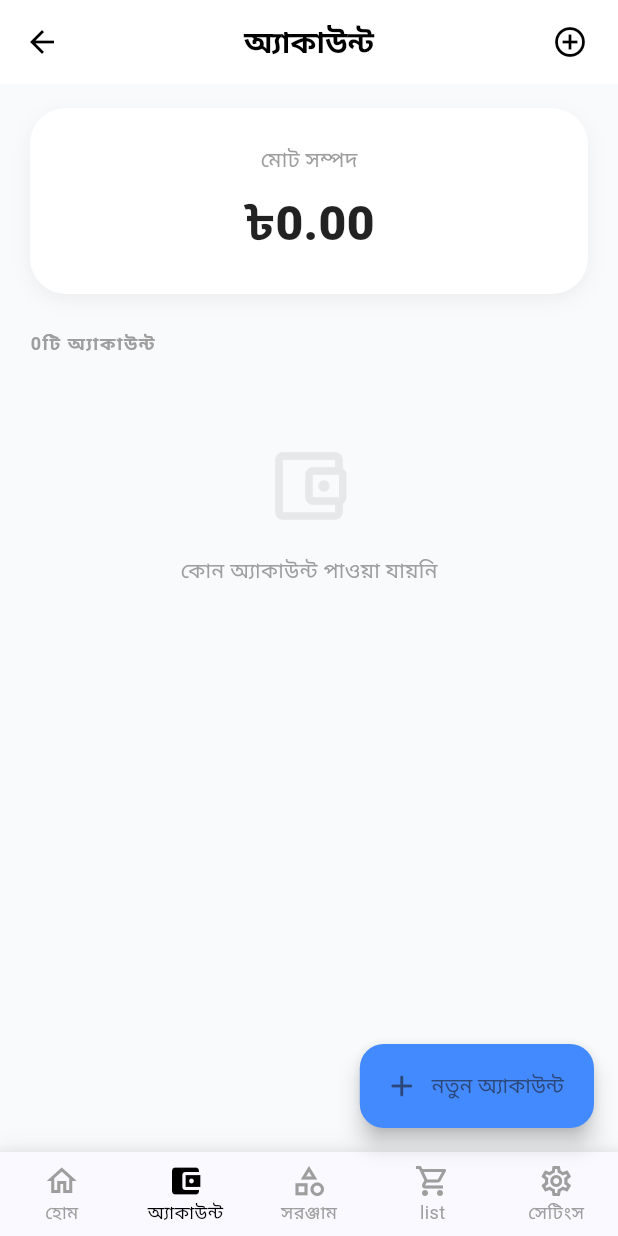
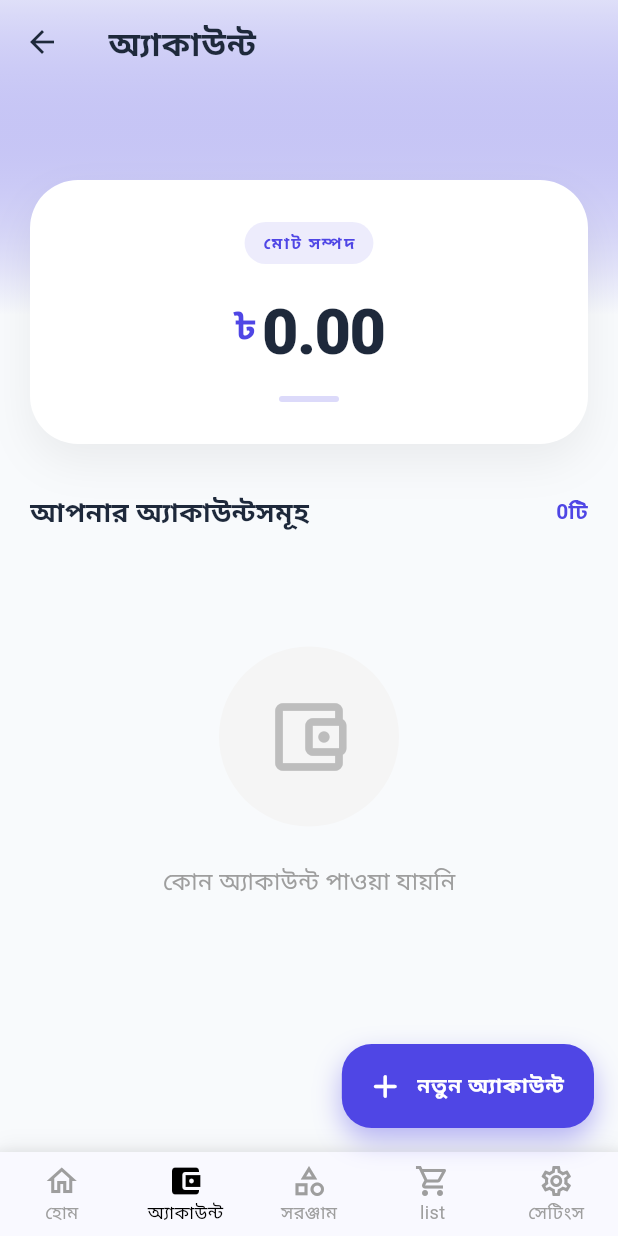
Before and after one commit to shahanuralamofficial/messmate_and_finance, a Flutter app: the AccountsScreen screen opened by its route, on a phone screen of 412 x 824 dp. Run offline on Flutter 3.47's test engine with Material 3 defaults, Android fonts, the phone set to English and light mode, and no system bars; our stand-ins replace cloud_firestore, firebase_auth, firebase_core, fl_chart, image_picker, local_auth and 4 more; accounts and stored records are empty.

Commit message:
Modernize Accounts Screen UI
- Redesigned the "Accounts" screen with a modern, gradient-based aesthetic and improved spacing.
- Replaced the standard AppBar with a transparent, extended background design.
- Enhanced the "Total Net Worth" card with a more prominent typography, a decorative indicator, and a shadow-heavy floating appearance.
- Refactored the account list to use a `ListView.builder` for better performance and updated the account tiles with a cleaner, row-based layout.
- Updated the color palette for account types (Bank, Card, Mobile, Cash) using more vibrant hex codes.
- Improved the empty state UI with a centered, circular icon container.
- Updated the Floating Action Button with a custom shadow and refined border radius.
- Standardized font weights and letter spacing across the screen for better readability in both English and Bangla.

```diff
--- a/lib/screens/accounts_screen.dart
+++ b/lib/screens/accounts_screen.dart
@@ -22,112 +22,258 @@ class AccountsScreen extends StatelessWidget {
     final isBangla = locale == 'bn';
     final isDark = themeProvider.isDarkMode;
 
+    final primaryColor = isDark ? const Color(0xFF6366F1) : const Color(0xFF4F46E5);
+
     return Scaffold(
       backgroundColor: isDark ? const Color(0xFF0F172A) : const Color(0xFFF8FAFC),
+      extendBodyBehindAppBar: true,
       appBar: AppBar(
         title: Text(
           AppTranslations.translate('accounts', locale),
-          style: const TextStyle(fontWeight: FontWeight.bold, fontSize: 20),
+          style: const TextStyle(fontWeight: FontWeight.w800, fontSize: 22, letterSpacing: 0.5),
         ),
-        centerTitle: true,
-        backgroundColor: isDark ? const Color(0xFF1E293B) : Colors.white,
-        foregroundColor: isDark ? Colors.white : Colors.black,
+        centerTitle: false,
+        backgroundColor: Colors.transparent,
+        foregroundColor: isDark ? Colors.white : const Color(0xFF1E293B),
         elevation: 0,
-        actions: [
-          IconButton(
-            icon: const Icon(Icons.add_circle_outline),
-            onPressed: () {
-              HapticFeedback.lightImpact();
-              _showAddAccount(context);
-            },
+        systemOverlayStyle: isDark ? SystemUiOverlayStyle.light : SystemUiOverlayStyle.dark,
       ),
-          const SizedBox(width: 8),
+      body: Container(
+        decoration: BoxDecoration(
+          gradient: LinearGradient(
+            begin: Alignment.topCenter,
+            end: Alignment.bottomCenter,
+            colors: [
+              primaryColor.withOpacity(0.15),
+              isDark ? const Color(0xFF0F172A) : const Color(0xFFF8FAFC),
             ],
+            stops: const [0.0, 0.3],
           ),
-      body: SingleChildScrollView(
-        padding: const EdgeInsets.symmetric(horizontal: 20, vertical: 16),
+        ),
+        child: SingleChildScrollView(
+          physics: const BouncingScrollPhysics(),
+          padding: const EdgeInsets.fromLTRB(20, 120, 20, 100),
           child: Column(
             crossAxisAlignment: CrossAxisAlignment.start,
             children: [
-            _buildTotalAssetsCard(isDark, isBangla, settings.currencySymbol, financeProvider.totalBalance),
-            const SizedBox(height: 24),
+              _buildTotalAssetsCard(isDark, isBangla, settings.currencySymbol, financeProvider.totalBalance, primaryColor),
+              const SizedBox(height: 32),
+              Row(
+                mainAxisAlignment: MainAxisAlignment.spaceBetween,
+                children: [
                   Text(
-              isBangla ? '${financeProvider.accounts.length}টি অ্যাকাউন্ট' : '${financeProvider.accounts.length} Accounts Active',
-              style: TextStyle(color: Colors.grey[500], fontSize: 12, fontWeight: FontWeight.w600, letterSpacing: 1),
+                    isBangla ? 'আপনার অ্যাকাউন্টসমূহ' : 'Your Accounts',
+                    style: TextStyle(
+                      color: isDark ? Colors.white : const Color(0xFF1E293B),
+                      fontSize: 18,
+                      fontWeight: FontWeight.bold,
+                    ),
+                  ),
+                  Text(
+                    isBangla ? '${financeProvider.accounts.length}টি' : '${financeProvider.accounts.length} Total',
+                    style: TextStyle(color: primaryColor, fontWeight: FontWeight.w600, fontSize: 14),
+                  ),
+                ],
               ),
               const SizedBox(height: 16),
               if (financeProvider.accounts.isEmpty)
                 _buildEmptyState(isBangla ? 'কোন অ্যাকাউন্ট পাওয়া যায়নি' : 'No accounts found', isDark)
               else
-              ...financeProvider.accounts.map((account) => _buildProfessionalAccountTile(context, account, isDark, settings.currencySymbol, financeProvider, authProvider.user!.uid)),
-            const SizedBox(height: 80),
+                ListView.builder(
+                  shrinkWrap: true,
+                  physics: const NeverScrollableScrollPhysics(),
+                  itemCount: financeProvider.accounts.length,
+                  itemBuilder: (context, index) {
+                    final account = financeProvider.accounts[index];
+                    return _buildProfessionalAccountTile(
+                      context,
+                      account,
+                      isDark,
+                      settings.currencySymbol,
+                      financeProvider,
+                      authProvider.user!.uid,
+                      primaryColor
+                    );
+                  },
+                ),
             ],
           ),
         ),
-      floatingActionButton: FloatingActionButton.extended(
+      ),
+      floatingActionButton: Container(
+        decoration: BoxDecoration(
+          borderRadius: BorderRadius.circular(20),
+          boxShadow: [
+            BoxShadow(
+              color: primaryColor.withOpacity(0.4),
+              blurRadius: 15,
+              offset: const Offset(0, 8),
+            ),
+          ],
+        ),
+        child: FloatingActionButton.extended(
           onPressed: () {
             HapticFeedback.mediumImpact();
             _showAddAccount(context);
           },
-        label: Text(isBangla ? 'নতুন অ্যাকাউন্ট' : 'Add Account'),
-        icon: const Icon(Icons.add_rounded),
-        backgroundColor: Colors.blueAccent,
-        shape: RoundedRectangleBorder(borderRadius: BorderRadius.circular(16)),
+          label: Text(isBangla ? 'নতুন অ্যাকাউন্ট' : 'Add Account', style: const TextStyle(fontWeight: FontWeight.bold, letterSpacing: 0.5)),
+          icon: const Icon(Icons.add_rounded, size: 26),
+          backgroundColor: primaryColor,
+          foregroundColor: Colors.white,
+          elevation: 0,
+          shape: RoundedRectangleBorder(borderRadius: BorderRadius.circular(20)),
+        ),
       ),
       bottomNavigationBar: const BottomNavBar(currentIndex: 1),
     );
   }
 
-  Widget _buildTotalAssetsCard(bool isDark, bool isBangla, String symbol, double total) {
+  Widget _buildTotalAssetsCard(bool isDark, bool isBangla, String symbol, double total, Color primaryColor) {
     return Container(
       width: double.infinity,
-      padding: const EdgeInsets.all(24),
+      padding: const EdgeInsets.all(28),
       decoration: BoxDecoration(
         color: isDark ? const Color(0xFF1E293B) : Colors.white,
-        borderRadius: BorderRadius.circular(24),
-        boxShadow: [BoxShadow(color: Colors.black.withOpacity(0.05), blurRadius: 10, offset: const Offset(0, 4))],
+        borderRadius: BorderRadius.circular(32),
+        boxShadow: [
+          BoxShadow(
+            color: isDark ? Colors.black45 : Colors.black.withOpacity(0.06),
+            blurRadius: 24,
+            offset: const Offset(0, 12),
+          ),
+        ],
       ),
       child: Column(
         children: [
-          Text(isBangla ? 'মোট সম্পদ' : 'Total Net Worth', style: TextStyle(color: Colors.grey[500], fontSize: 14)),
-          const SizedBox(height: 8),
-          Text('$symbol${total.toStringAsFixed(2)}', style: TextStyle(color: isDark ? Colors.white : Colors.black87, fontSize: 32, fontWeight: FontWeight.w800)),
+          Container(
+            padding: const EdgeInsets.symmetric(horizontal: 12, vertical: 6),
+            decoration: BoxDecoration(
+              color: primaryColor.withOpacity(0.1),
+              borderRadius: BorderRadius.circular(20),
+            ),
+            child: Text(
+              isBangla ? 'মোট সম্পদ' : 'NET WORTH',
+              style: TextStyle(color: primaryColor, fontSize: 11, fontWeight: FontWeight.w800, letterSpacing: 1.2),
+            ),
+          ),
+          const SizedBox(height: 16),
+          Row(
+            mainAxisAlignment: MainAxisAlignment.center,
+            crossAxisAlignment: CrossAxisAlignment.start,
+            children: [
+              Padding(
+                padding: const EdgeInsets.only(top: 8, right: 4),
+                child: Text(symbol, style: TextStyle(color: primaryColor, fontSize: 24, fontWeight: FontWeight.w600)),
+              ),
+              Text(
+                total.toStringAsFixed(2),
+                style: TextStyle(
+                  color: isDark ? Colors.white : const Color(0xFF1E293B),
+                  fontSize: 42,
+                  fontWeight: FontWeight.w900,
+                  letterSpacing: -1,
+                ),
+              ),
+            ],
+          ),
+          const SizedBox(height: 12),
+          Container(
+            height: 4,
+            width: 40,
+            decoration: BoxDecoration(color: primaryColor.withOpacity(0.2), borderRadius: BorderRadius.circular(2)),
+          ),
         ],
       ),
     );
   }
 
-  Widget _buildProfessionalAccountTile(BuildContext context, dynamic account, bool isDark, String symbol, FinanceProvider fp, String uid) {
+  Widget _buildProfessionalAccountTile(BuildContext context, dynamic account, bool isDark, String symbol, FinanceProvider fp, String uid, Color primaryColor) {
+    final accountColor = _getAccountColor(account.type);
+
     return Container(
-      margin: const EdgeInsets.only(bottom: 12),
+      margin: const EdgeInsets.only(bottom: 16),
       decoration: BoxDecoration(
         color: isDark ? const Color(0xFF1E293B) : Colors.white,
-        borderRadius: BorderRadius.circular(20),
-        boxShadow: [BoxShadow(color: Colors.black.withOpacity(0.02), blurRadius: 5)],
+        borderRadius: BorderRadius.circular(24),
+        boxShadow: [
+          BoxShadow(
+            color: isDark ? Colors.black26 : Colors.black.withOpacity(0.04),
+            blurRadius: 10,
+            offset: const Offset(0, 4),
           ),
-      child: ListTile(
-        contentPadding: const EdgeInsets.all(12),
-        leading: Container(
-          padding: const EdgeInsets.all(10),
-          decoration: BoxDecoration(color: _getAccountColor(account.type).withOpacity(0.1), borderRadius: BorderRadius.circular(15)),
-          child: Icon(_getAccountIcon(account.type), color: _getAccountColor(account.type), size: 24),
+        ],
       ),
-        title: Text(account.name, style: TextStyle(color: isDark ? Colors.white : Colors.black87, fontWeight: FontWeight.bold, fontSize: 16)),
-        subtitle: Text(AppTranslations.translate(account.type, 'en'), style: TextStyle(color: Colors.grey[500], fontSize: 12)),
-        trailing: Row(
-          mainAxisSize: MainAxisSize.min,
+      child: Material(
+        color: Colors.transparent,
+        child: InkWell(
+          borderRadius: BorderRadius.circular(24),
+          onTap: () => _showAddAccount(context, account: account),
+          child: Padding(
+            padding: const EdgeInsets.all(16),
+            child: Row(
               children: [
-            Text('$symbol${account.balance}', style: const TextStyle(fontWeight: FontWeight.w800, fontSize: 16, color: Colors.blueAccent)),
-            const SizedBox(width: 8),
+                Container(
+                  padding: const EdgeInsets.all(12),
+                  decoration: BoxDecoration(
+                    color: accountColor.withOpacity(0.1),
+                    borderRadius: BorderRadius.circular(18),
+                  ),
+                  child: Icon(_getAccountIcon(account.type), color: accountColor, size: 26),
+                ),
+                const SizedBox(width: 16),
+                Expanded(
+                  child: Column(
+                    crossAxisAlignment: CrossAxisAlignment.start,
+                    children: [
+                      Text(
+                        account.name,
+                        style: TextStyle(
+                          color: isDark ? Colors.white : const Color(0xFF1E293B),
+                          fontWeight: FontWeight.bold,
+                          fontSize: 16,
+                        ),
+                      ),
+                      const SizedBox(height: 4),
+                      Text(
+                        AppTranslations.translate(account.type, 'en').toUpperCase(),
+                        style: TextStyle(color: Colors.grey[500], fontSize: 10, fontWeight: FontWeight.w700, letterSpacing: 0.5),
+                      ),
+                    ],
+                  ),
+                ),
+                Column(
+                  crossAxisAlignment: CrossAxisAlignment.end,
+                  children: [
+                    Text(
+                      '$symbol${account.balance}',
+                      style: TextStyle(
+                        fontWeight: FontWeight.w900,
+                        fontSize: 18,
+                        color: isDark ? Colors.white : const Color(0xFF1E293B),
+                      ),
+                    ),
+                    const SizedBox(height: 4),
                     PopupMenuButton(
-              icon: Icon(Icons.more_vert, color: Colors.grey[400]),
-              shape: RoundedRectangleBorder(borderRadius: BorderRadius.circular(15)),
+                      icon: Icon(Icons.more_horiz_rounded, color: Colors.grey[400], size: 20),
+                      padding: EdgeInsets.zero,
+                      constraints: const BoxConstraints(minWidth: 120),
+                      shape: RoundedRectangleBorder(borderRadius: BorderRadius.circular(16)),
                       itemBuilder: (ctx) => [
-                PopupMenuItem(child: const ListTile(leading: Icon(Icons.edit_outlined), title: Text('Edit')), onTap: () => Future.delayed(Duration.zero, () => _showAddAccount(context, account: account))),
-                PopupMenuItem(child: const ListTile(leading: Icon(Icons.delete_outline, color: Colors.red), title: Text('Delete', style: TextStyle(color: Colors.red))), onTap: () => fp.deleteAccount(uid, account.id)),
+                        PopupMenuItem(
+                          child: const Row(children: [Icon(Icons.edit_rounded, size: 18), SizedBox(width: 8), Text('Edit', style: TextStyle(fontSize: 14))]),
+                          onTap: () => Future.delayed(Duration.zero, () => _showAddAccount(context, account: account))
+                        ),
+                        PopupMenuItem(
+                          child: const Row(children: [Icon(Icons.delete_outline_rounded, size: 18, color: Colors.red), SizedBox(width: 8), Text('Delete', style: TextStyle(color: Colors.red, fontSize: 14))]),
+                          onTap: () => fp.deleteAccount(uid, account.id)
+                        ),
                       ],
                     ),
                   ],
+                ),
+              ],
+            ),
+          ),
         ),
       ),
     );
@@ -141,20 +287,30 @@ class AccountsScreen extends StatelessWidget {
   }
 
   Color _getAccountColor(String type) {
-    if (type.contains('bank')) return Colors.blue;
-    if (type.contains('card')) return Colors.orange;
-    if (type.contains('mobile')) return Colors.pink;
-    return Colors.green;
+    if (type.contains('bank')) return const Color(0xFF3B82F6);
+    if (type.contains('card')) return const Color(0xFFF59E0B);
+    if (type.contains('mobile')) return const Color(0xFFEC4899);
+    return const Color(0xFF10B981);
   }
 
   Widget _buildEmptyState(String message, bool isDark) {
     return Center(
       child: Column(
         children: [
-          const SizedBox(height: 40),
-          Icon(Icons.account_balance_wallet_outlined, size: 60, color: Colors.grey.withOpacity(0.2)),
-          const SizedBox(height: 16),
-          Text(message, style: TextStyle(color: Colors.grey[500])),
+          const SizedBox(height: 60),
+          Container(
+            padding: const EdgeInsets.all(30),
+            decoration: BoxDecoration(
+              color: isDark ? Colors.white.withOpacity(0.05) : Colors.grey[100],
+              shape: BoxShape.circle,
+            ),
+            child: Icon(Icons.account_balance_wallet_outlined, size: 60, color: Colors.grey[400]),
+          ),
+          const SizedBox(height: 24),
+          Text(
+            message,
+            style: TextStyle(color: Colors.grey[500], fontSize: 16, fontWeight: FontWeight.w500),
+          ),
         ],
       ),
     );
```
Lines whose indentation alone changed are shown as unchanged.
